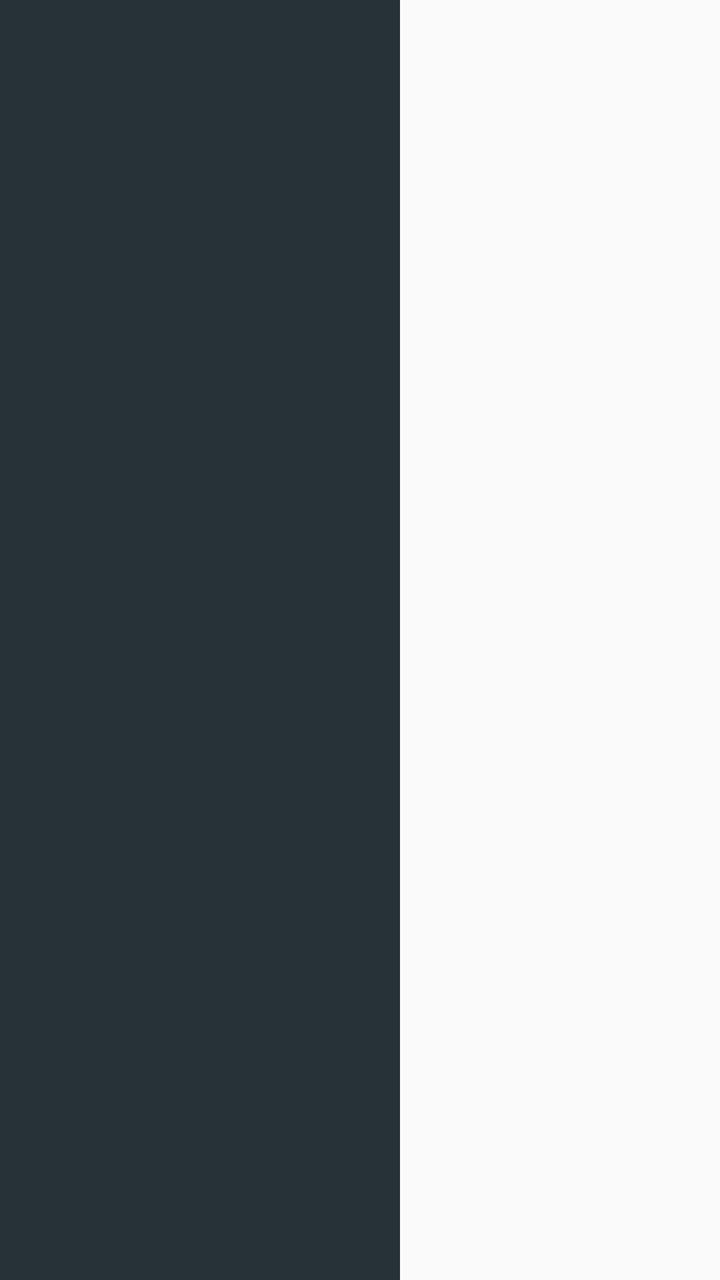
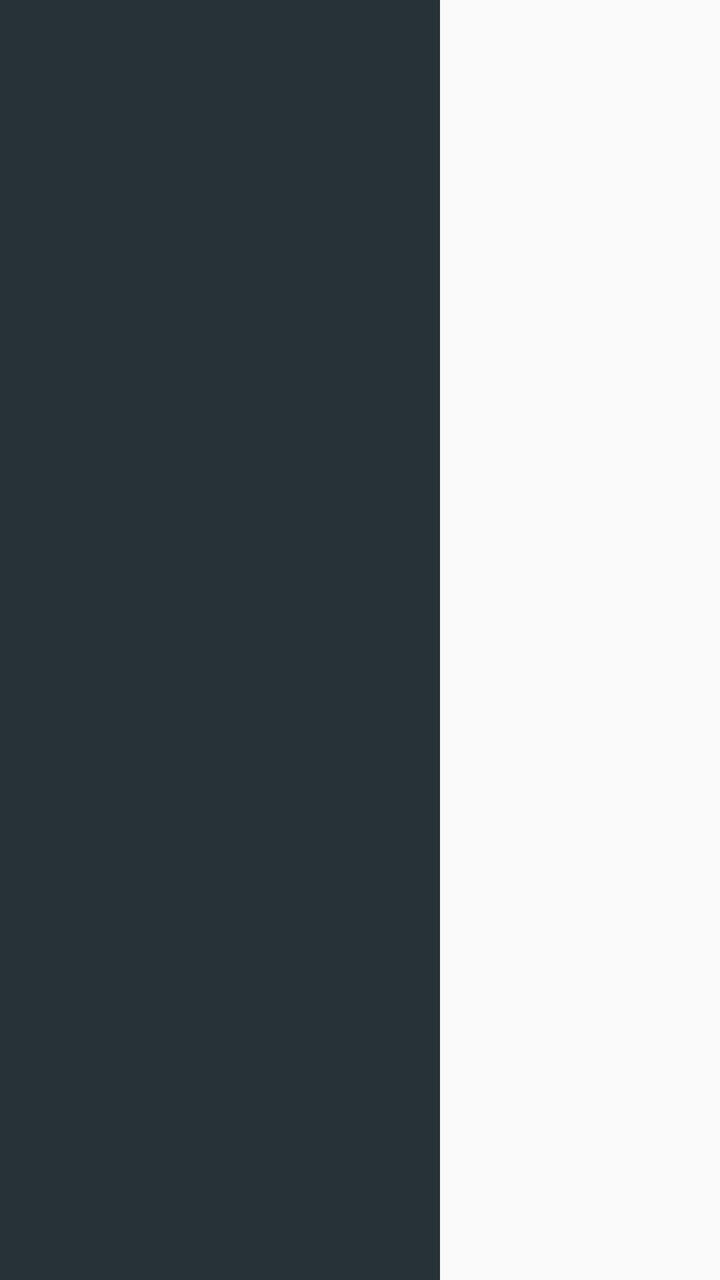

Screens rendered from an Android XML layout before and after an edit, with the pre-edit source and the edit as a unified diff.
<!-- AndroidManifest.xml: application theme Theme.MyTV0 -->
<!-- res/layout/menu.xml -->
<?xml version="1.0" encoding="utf-8"?>
<LinearLayout xmlns:android="http://schemas.android.com/apk/res/android"
    android:id="@+id/menu"
    android:layout_width="match_parent"
    android:layout_height="match_parent"
    android:orientation="horizontal"
    android:clickable="true"
    android:focusable="false"
    android:elevation="20dp"
    >
        <androidx.recyclerview.widget.RecyclerView
            android:id="@+id/group"
            android:layout_width="200dp"
            android:layout_height="match_parent"
            android:layout_marginEnd="1dp"
            android:padding="10dp"
            android:background="@color/blur"
            >
        </androidx.recyclerview.widget.RecyclerView>
        <androidx.recyclerview.widget.RecyclerView
            android:id="@+id/list"
            android:layout_width="250dp"
            android:layout_height="wrap_content"
            >
        </androidx.recyclerview.widget.RecyclerView>

</LinearLayout>
<!-- resources referenced by this layout -->
<resources>
  <color name="blur">#FF263238</color>
  <style name="Theme.MyTV0" parent="@style/Theme.AppCompat.DayNight">
          <item name="windowNoTitle">true</item>
          <item name="android:windowDisablePreview">true</item>
      </style>
</resources>

<!-- the commit's change to res/layout/menu.xml (unified diff, before → after) -->
@@ -10,7 +10,7 @@
     >
         <androidx.recyclerview.widget.RecyclerView
             android:id="@+id/group"
-            android:layout_width="200dp"
+            android:layout_width="220dp"
             android:layout_height="match_parent"
             android:layout_marginEnd="1dp"
             android:padding="10dp"
@@ -19,7 +19,7 @@
         </androidx.recyclerview.widget.RecyclerView>
         <androidx.recyclerview.widget.RecyclerView
             android:id="@+id/list"
-            android:layout_width="250dp"
+            android:layout_width="360dp"
             android:layout_height="wrap_content"
             >
         </androidx.recyclerview.widget.RecyclerView>
